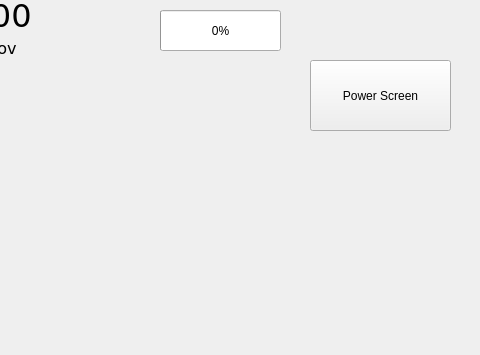
Old version of the form tslimSim/mainwindow.ui in the repository Chenguku/t-slim-Insulin-Pump; both pictures show x 320 to 800 and y 0 to 355 of the 800 by 600 pixel window.
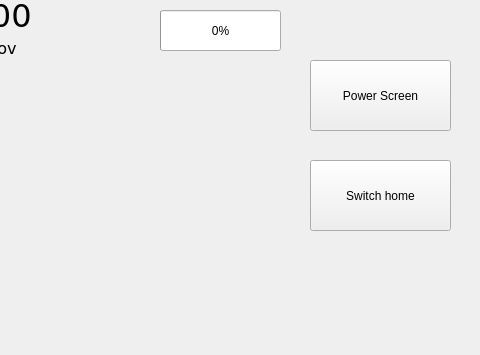
New version of the form. The open tabs and pages were chosen to show the change.

Commit message: QoL changes (switch home, iob display)

What changed in the file:
```diff
--- a/tslimSim/mainwindow.ui
+++ b/tslimSim/mainwindow.ui
@@ -827,6 +827,19 @@
        <string>Power Screen</string>
       </property>
      </widget>
+     <widget class="QPushButton" name="switchHome_2">
+      <property name="geometry">
+       <rect>
+        <x>630</x>
+        <y>160</y>
+        <width>141</width>
+        <height>71</height>
+       </rect>
+      </property>
+      <property name="text">
+       <string>Switch home</string>
+      </property>
+     </widget>
     </widget>
     <widget class="QWidget" name="ManualBolus">
      <widget class="QPushButton" name="backButton">
```
Left out of the diff: 15 changed lines with no effect on the pictures. The commit also changes 6 other files.
